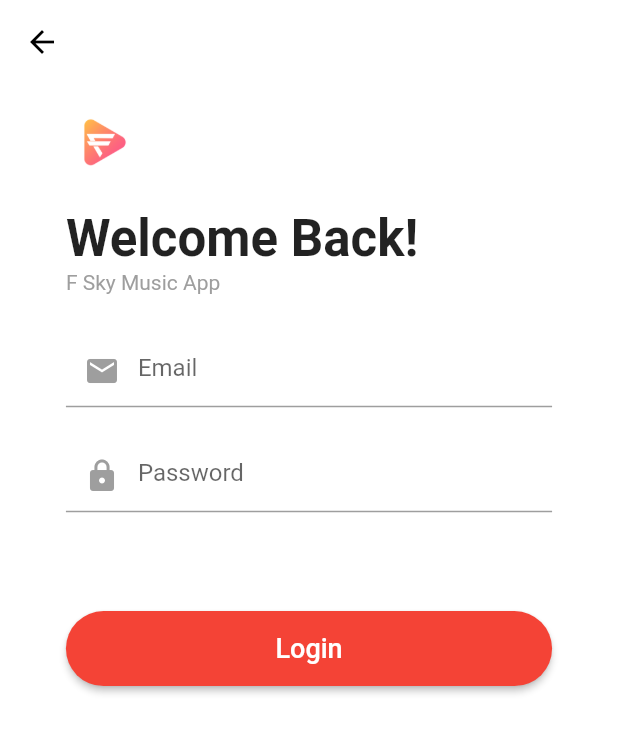
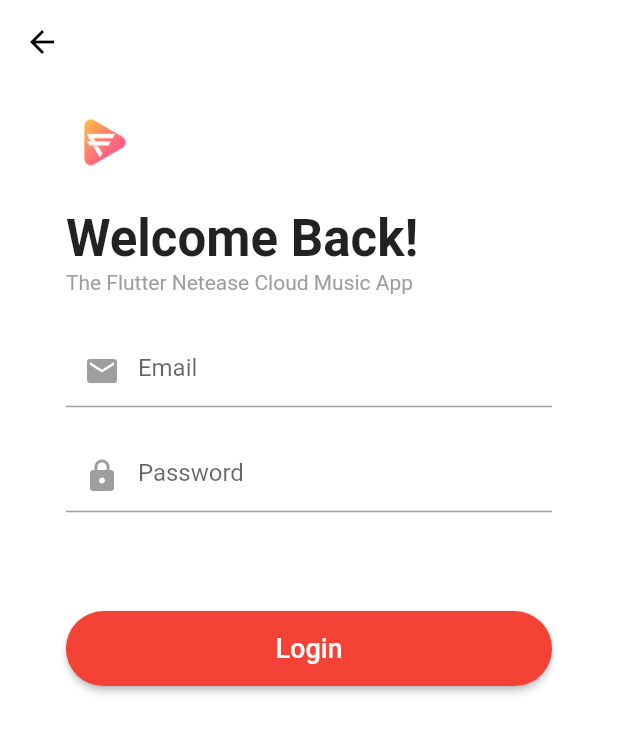
Before and after one commit to ko-htut/FSky-music, a Flutter app: the LoginPage screen opened directly, on a phone screen of 412 x 824 dp. Shown: the top 733 px of the screen. Run offline on Flutter 3.47's test engine with Material 2 defaults, Android fonts, the phone set to English and light mode, and no system bars; our stand-ins replace audioplayers, cached_network_image, cookie_jar, dio, extended_image, fluro and 4 more; missing offline and left inert: common_utils; accounts and stored records are empty; network calls fail; statements that could not run were skipped.

Commit message:
Login error fix

```diff
--- a/lib/page/album/play_list_desc_dialog.dart
+++ b/lib/page/album/play_list_desc_dialog.dart
@@ -87,7 +87,7 @@ class PlayListDescDialog extends StatelessWidget {
                           //         crossAxisAlignment: CrossAxisAlignment.start,
                           //         children: <Widget>[
                           //           Text(
-                          //             '标签：',
+                          //             '----',
                           //             style: common14WhiteTextStyle,
                           //           ),
                           //           ..._data.tags
--- a/lib/page/home/my_home/my_home.dart
+++ b/lib/page/home/my_home/my_home.dart
@@ -121,7 +121,7 @@ class _MyHomeState extends State<MyHome>
   Widget build(BuildContext context) {
     super.build(context);
     return Scaffold(
-      // backgroundColor: Colors.white,
+      backgroundColor: Colors.white,
       body: SingleChildScrollView(
         child: Column(
           crossAxisAlignment: CrossAxisAlignment.start,
--- a/lib/page/login_page.dart
+++ b/lib/page/login_page.dart
@@ -28,6 +28,7 @@ class _LoginPageState extends State<LoginPage> with TickerProviderStateMixin {
       _controller.forward();
     });
   }
+
 
   @override
   Widget build(BuildContext context) {
@@ -98,7 +99,7 @@ class __LoginWidgetState extends State<_LoginWidget> {
           Container(
             margin: EdgeInsets.only(top: ScreenUtil().setWidth(3)),
             child: Text(
-              'F Sky Music App',
+              'The Flutter Netease Cloud Music App',
               style: TextStyle(
                 color: Colors.grey,
                 fontSize: 14,
@@ -108,7 +109,7 @@ class __LoginWidgetState extends State<_LoginWidget> {
           VEmptyView(50),
           TextField(
             controller: _phoneController,
-            // keyboardType: TextInputType.,
+            keyboardType: TextInputType.emailAddress,
             decoration: InputDecoration(
                 hintText: 'Email',
                 prefixIcon: Icon(
@@ -135,18 +136,16 @@ class __LoginWidgetState extends State<_LoginWidget> {
                   String phone = _phoneController.text;
                   String pwd = _pwdController.text;
                   if (phone.isEmpty || pwd.isEmpty) {
-                    Utils.showToast(
-                        'ကျေးဇူးပြုပီး အကောင့် login ဖောင်အားဖြည့်ပါ');
+                    Utils.showToast('ကျေးဇူးပြုပီး အကောင့် login ဖောင်အားဖြည့်ပါ');
                     return;
                   }
-                  value
-                      .login(
+                  value.login(
                     context,
                     phone,
                     pwd,
-                  )
-                      .then((value) {
-                    if (value != null) {
+                  ).then((value){
+                    if(value != null){
+                      // Provider.of<PlayListModel>(context).user = value;
                       NavigatorUtil.goHomePage(context);
                     }
                   });
--- a/lib/route/route_handles.dart
+++ b/lib/route/route_handles.dart
@@ -8,7 +8,7 @@ import 'package:fskymusic/page/play_songs/play_songs_page.dart';
 import 'package:fskymusic/page/splash_page.dart';
 import 'package:fskymusic/utils/fluro_convert_utils.dart';
 
-// splash 页面
+// splash
 var splashHandler = new Handler(
     handlerFunc: (BuildContext context, Map<String, List<Object>> params) {
   return SplashPage();
--- a/lib/route/transparent_route.dart
+++ b/lib/route/transparent_route.dart
@@ -28,7 +28,7 @@ class TransparentRoute extends PageRoute<void> {
   Widget buildPage(BuildContext context, Animation<double> animation,
       Animation<double> secondaryAnimation) {
     final result = builder(context);
-    //FadeTransition渐隐渐现
+    //FadeTransition
     return FadeTransition(
       opacity: Tween(begin: 0.0, end: 1.0)
           .animate(CurvedAnimation(parent: animation, curve: Curves.linear)),
--- a/lib/utils/log_util.dart
+++ b/lib/utils/log_util.dart
@@ -1,7 +1,7 @@
 class LogUtil {
   static const String _TAG_DEF = "###common_utils###";
 
-  static bool debuggable = false; //是否是debug模式,true: log v 不输出.
+  static bool debuggable = false;
   static String TAG = _TAG_DEF;
 
   static void init({bool isDebug = false, String tag = _TAG_DEF}) {
--- a/lib/utils/number_utils.dart
+++ b/lib/utils/number_utils.dart
@@ -6,20 +6,20 @@ class NumberUtils {
   static const String BILLION_UNIT = "亿";
 
   static String amountConversion(num amount) {
-    //最终返回的结果值
+
     String result = amount.toString();
 
     if(amount > MILLION * 10 && amount <= MILLIONS){
       result = '${(amount / MILLION).toStringAsFixed(1)}$MILLION_UNIT';
     }else if (amount > MILLIONS && amount <= BILLION) {
-      //如果值刚好是10000万，则要变成1亿
+
       if (amount == BILLION) {
         result = '${amount ~/ BILLION}$BILLION_UNIT';
       } else {
         result = '${amount ~/ MILLION}$MILLION_UNIT';
       }
     }
-    //金额大于1亿
+
     else if (amount > BILLION) {
 
       result = '${amount ~/ BILLION}$BILLION_UNIT';
--- a/lib/utils/utils.dart
+++ b/lib/utils/utils.dart
@@ -19,7 +19,7 @@ class Utils {
     );
   }
 
-  // /// 格式化歌词
+
   // static List<Lyric> formatLyric(String lyricStr) {
   //   RegExp reg = RegExp(r"^\[\d{2}");
 
@@ -50,7 +50,7 @@ class Utils {
   //   return result;
   // }
 
-//   /// 查找歌词
+
 //   static int findLyricIndex(double curDuration, List<Lyric> lyrics) {
 //     for (int i = 0; i < lyrics.length; i++) {
 //       if (curDuration >= lyrics[i].startTime.inMilliseconds &&
```
Also changed, not shown: lib/page/home/home_page.dart (+6 -11 lines), lib/utils/fluro_convert_utils.dart (+7 -8 lines), lib/widget/flexible_detail_bar.dart (+2 -6 lines).
